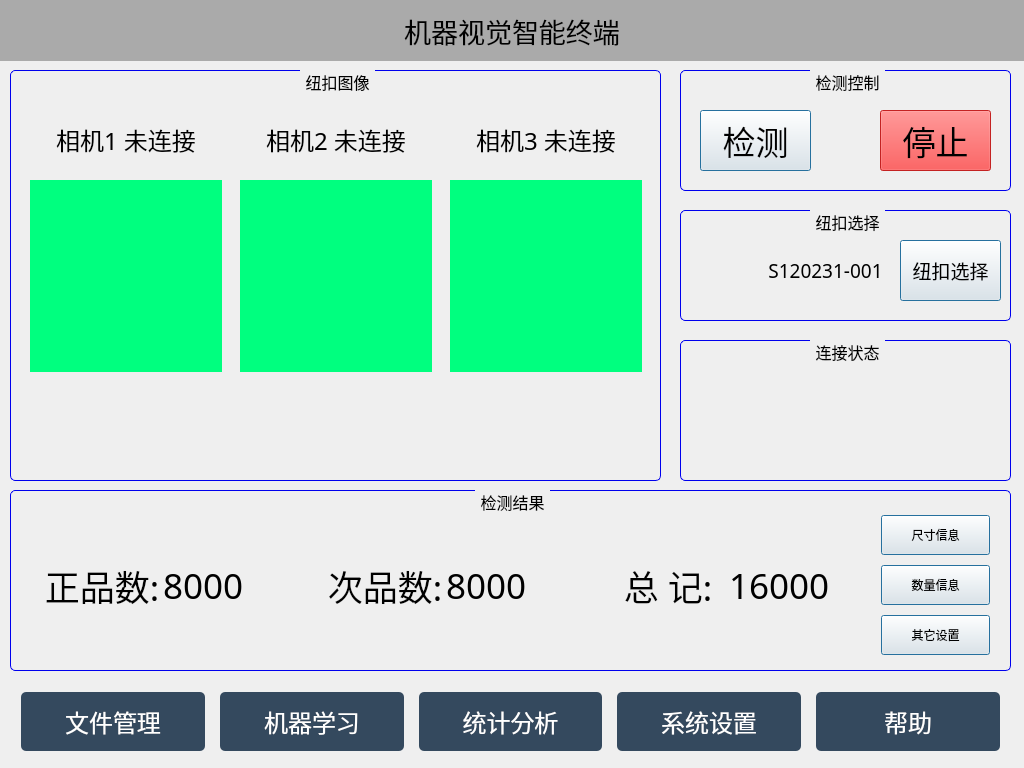
First picture: the form in Form/MainForm.ui, repository hkchenhao/MachineVisionControl, before the edit.
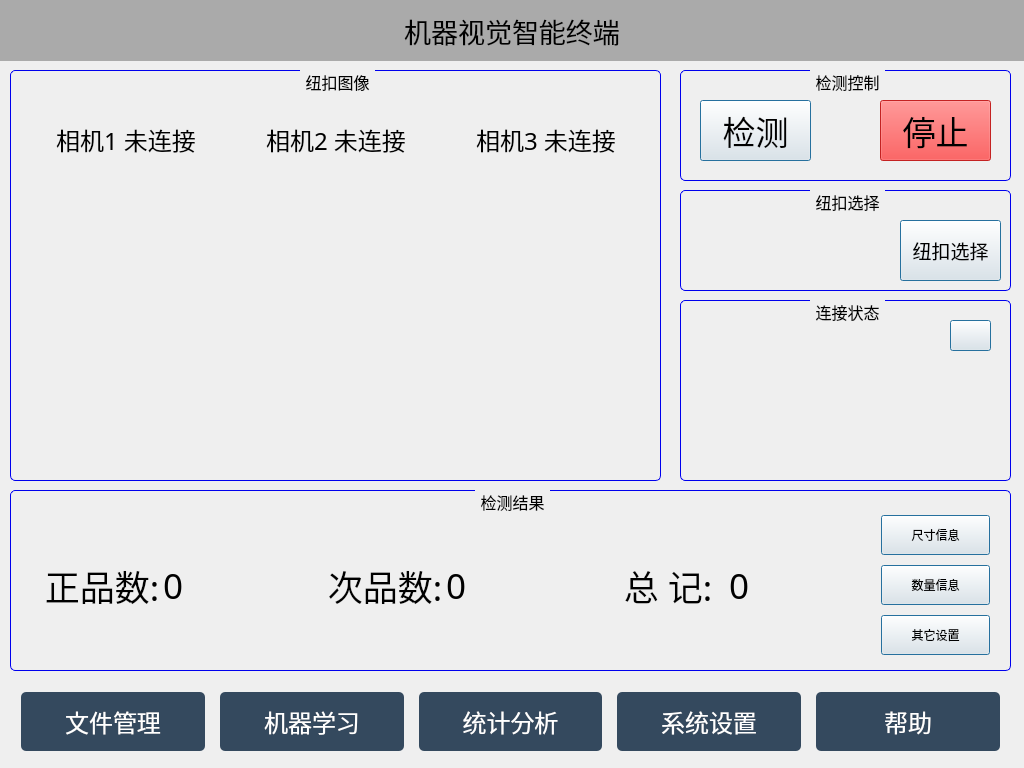
Second picture: the form after the edit. Icons and pictures are not drawn.

```diff
--- a/Form/MainForm.ui
+++ b/Form/MainForm.ui
@@ -144,7 +144,7 @@
         <string notr="true"/>
        </property>
        <property name="text">
-        <string>8000</string>
+        <string>0</string>
        </property>
        <property name="alignment">
         <set>Qt::AlignLeading|Qt::AlignLeft|Qt::AlignVCenter</set>
@@ -181,7 +181,7 @@
         <string notr="true"/>
        </property>
        <property name="text">
-        <string>16000</string>
+        <string>0</string>
        </property>
        <property name="alignment">
         <set>Qt::AlignLeading|Qt::AlignLeft|Qt::AlignVCenter</set>
@@ -202,7 +202,7 @@
         <string notr="true"/>
        </property>
        <property name="text">
-        <string>8000</string>
+        <string>0</string>
        </property>
        <property name="alignment">
         <set>Qt::AlignLeading|Qt::AlignLeft|Qt::AlignVCenter</set>
@@ -227,7 +227,7 @@
      </item>
     </layout>
    </widget>
-   <widget class="QWidget" name="">
+   <widget class="QWidget" name="layoutWidget">
     <property name="geometry">
      <rect>
       <x>860</x>
@@ -391,7 +391,7 @@
      </rect>
     </property>
     <property name="styleSheet">
-     <string notr="true">background-color: rgb(0, 255, 127);</string>
+     <string notr="true">image: url(:/pic/button_128px.png);</string>
     </property>
     <property name="text">
      <string/>
@@ -426,7 +426,7 @@
      </rect>
     </property>
     <property name="styleSheet">
-     <string notr="true">background-color: rgb(0, 255, 127);</string>
+     <string notr="true">image: url(:/pic/button_128px.png);</string>
     </property>
     <property name="text">
      <string/>
@@ -539,7 +539,7 @@
      </rect>
     </property>
     <property name="styleSheet">
-     <string notr="true">background-color: rgb(0, 255, 127);</string>
+     <string notr="true">image: url(:/pic/button_128px.png);</string>
     </property>
     <property name="text">
      <string/>
@@ -568,7 +568,7 @@
      <x>680</x>
      <y>70</y>
      <width>331</width>
-     <height>121</height>
+     <height>111</height>
     </rect>
    </property>
    <property name="font">
@@ -607,7 +607,7 @@
     <property name="geometry">
      <rect>
       <x>20</x>
-      <y>40</y>
+      <y>30</y>
       <width>111</width>
       <height>61</height>
      </rect>
@@ -638,7 +638,7 @@
     <property name="geometry">
      <rect>
       <x>200</x>
-      <y>40</y>
+      <y>30</y>
       <width>111</width>
       <height>61</height>
      </rect>
@@ -667,9 +667,9 @@
    <property name="geometry">
     <rect>
      <x>680</x>
-     <y>210</y>
+     <y>190</y>
      <width>331</width>
-     <height>111</height>
+     <height>101</height>
     </rect>
    </property>
    <property name="font">
@@ -784,7 +784,7 @@
      </font>
     </property>
     <property name="text">
-     <string>S120231-001</string>
+     <string/>
     </property>
     <property name="alignment">
      <set>Qt::AlignCenter</set>
@@ -795,9 +795,9 @@
    <property name="geometry">
     <rect>
      <x>680</x>
-     <y>340</y>
+     <y>300</y>
      <width>331</width>
-     <height>141</height>
+     <height>181</height>
     </rect>
    </property>
    <property name="font">
@@ -832,6 +832,40 @@
    <property name="checkable">
     <bool>false</bool>
    </property>
+   <widget class="QPushButton" name="Button">
+    <property name="geometry">
+     <rect>
+      <x>270</x>
+      <y>20</y>
+      <width>41</width>
+      <height>31</height>
+     </rect>
+    </property>
+    <property name="font">
+     <font>
+      <family>Yahei Mono</family>
+      <pointsize>14</pointsize>
+     </font>
+    </property>
+    <property name="styleSheet">
+     <string notr="true"/>
+    </property>
+    <property name="text">
+     <string/>
+    </property>
+    <property name="checkable">
+     <bool>false</bool>
+    </property>
+    <property name="autoDefault">
+     <bool>false</bool>
+    </property>
+    <property name="default">
+     <bool>true</bool>
+    </property>
+    <property name="flat">
+     <bool>false</bool>
+    </property>
+   </widget>
   </widget>
   <widget class="QWidget" name="layoutWidget">
    <property name="geometry">
```
Left out of the diff: 8 changed lines with no effect on the pictures.
